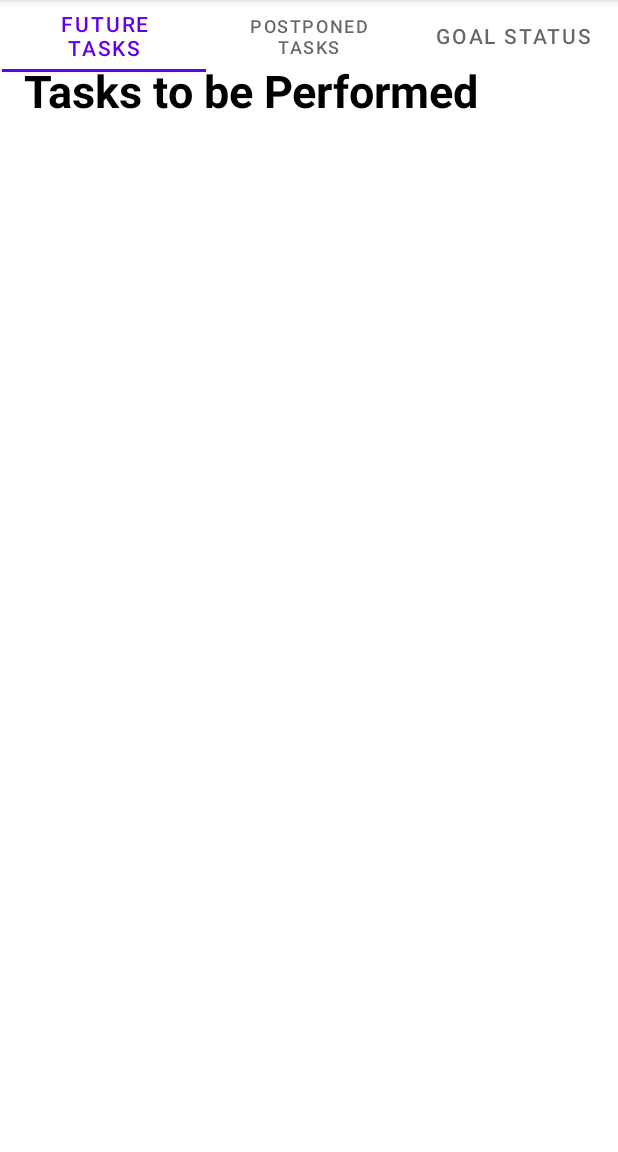
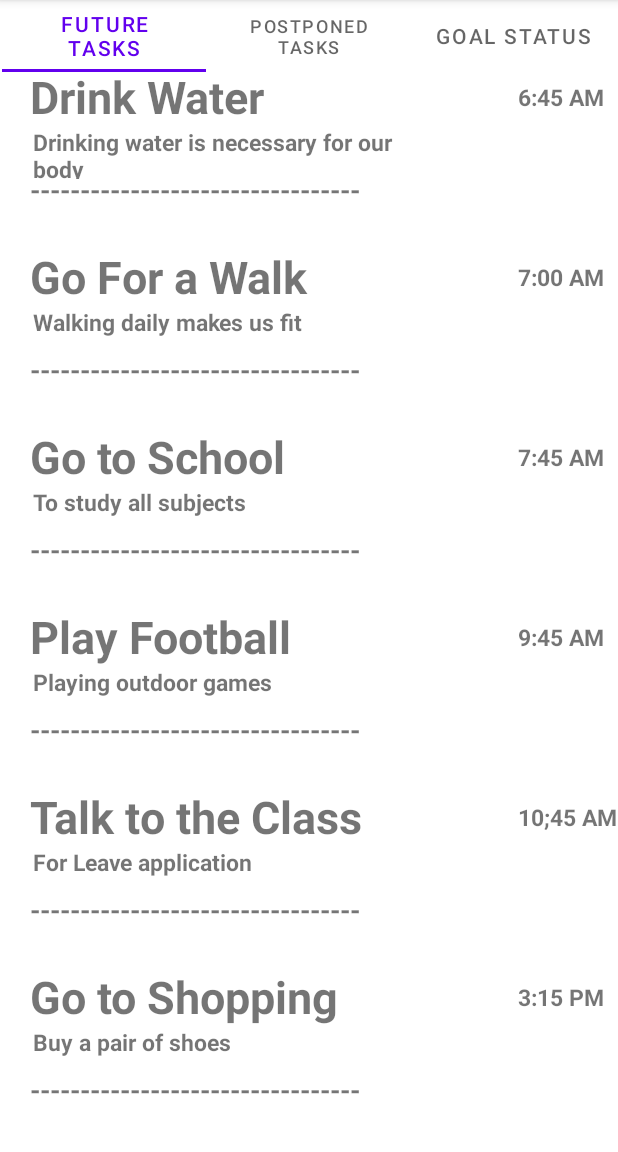
Before and after one commit to Shadaab-005/timetable-manager, an Android app: the HomeScreen screen opened directly, with no data from a screen before it, on a phone screen of 412 x 824 dp, the part 84-1236 px from its top. Run offline under Robolectric (Android 15) with nearby library versions, the phone set to English and light mode, and no system bars.

Commit message:
tablayout1complete

```diff
--- a/app/src/main/java/com/example/timetablemanager/HomeScreen.java
+++ b/app/src/main/java/com/example/timetablemanager/HomeScreen.java
@@ -11,6 +11,7 @@ import com.google.android.material.tabs.TabLayout;
 public class HomeScreen extends AppCompatActivity {
     private TabLayout tabLayout;
     private ViewPager viewPager;
+    private Viewpageradapter adapter;
 
 
     @Override
@@ -20,12 +21,13 @@ public class HomeScreen extends AppCompatActivity {
 
         tabLayout= findViewById(R.id.tablayout);
         viewPager= findViewById(R.id.viewpager);
+        adapter= new Viewpageradapter(getSupportFragmentManager());
+        viewPager.setAdapter(adapter);
 
         tabLayout.setupWithViewPager(viewPager);
-        VPadapter vPadapter = new VPadapter(getSupportFragmentManager(), FragmentPagerAdapter.BEHAVIOR_RESUME_ONLY_CURRENT_FRAGMENT);
-        vPadapter.addFragment(new fragment1(),"Future Tasks");
-        vPadapter.addFragment(new fragment2(),"Postponed Tasks");
-        vPadapter.addFragment(new fragment3(),"Goal Status");
-        viewPager.setAdapter(vPadapter);
+        adapter.AddFragment(new fragment_futuretasks(),"Future Tasks");
+        adapter.AddFragment(new fragment_postponed(),"Postponed Tasks");
+        adapter.AddFragment(new fragment_goalstatus(),"Goal Status");
+        viewPager.setAdapter(adapter);
     }
 }
--- /dev/null
+++ b/app/src/main/java/com/example/timetablemanager/Recyclerviewadapter.java
@@ -0,0 +1,71 @@
+package com.example.timetablemanager;
+
+import android.content.Context;
+import android.view.LayoutInflater;
+import android.view.View;
+import android.view.ViewGroup;
+import android.widget.TextView;
+
+import androidx.annotation.NonNull;
+import androidx.recyclerview.widget.RecyclerView;
+
+import java.util.List;
+
+public class Recyclerviewadapter extends RecyclerView.Adapter<Recyclerviewadapter.MyViewHolder> {
+
+    Context mContext;
+
+    List<futuretasks> mData;
+
+    public Recyclerviewadapter(Context mContext, List<futuretasks> mData) {
+        this.mContext = mContext;
+        this.mData = mData;
+
+    }
+
+
+
+
+
+    @NonNull
+    @Override
+    public MyViewHolder onCreateViewHolder(@NonNull ViewGroup parent, int viewType) {
+
+        View v;
+        v= LayoutInflater.from(mContext).inflate(R.layout.recy_design,parent,false);
+        MyViewHolder vHolder= new MyViewHolder(v);
+
+        return vHolder;
+    }
+
+    @Override
+    public void onBindViewHolder(@NonNull MyViewHolder holder, int position) {
+
+        holder.tv_Tasktobeperf.setText(mData.get(position).getTasktobeper());
+        holder.tv_Time.setText(mData.get(position).getTime());
+        holder.tv_Taskdesc.setText(mData.get(position).getTaskdesc());
+
+
+    }
+
+    @Override
+    public int getItemCount() {
+        return mData.size();
+    }
+
+    public static class MyViewHolder extends RecyclerView.ViewHolder{
+
+        private TextView tv_Tasktobeperf;
+        private TextView tv_Time;
+        private TextView tv_Taskdesc;
+
+        public MyViewHolder(@NonNull View itemView) {
+            super(itemView);
+
+            tv_Tasktobeperf=(TextView) itemView.findViewById(R.id.textview1);
+            tv_Time=(TextView) itemView.findViewById(R.id.textview2);
+            tv_Taskdesc=(TextView) itemView.findViewById(R.id.textview3);
+
+        }
+    }
+}
--- a/app/src/main/java/com/example/timetablemanager/VPadapter.java
+++ b/app/src/main/java/com/example/timetablemanager/Viewpageradapter.java
@@ -7,13 +7,17 @@ import androidx.fragment.app.FragmentManager;
 import androidx.fragment.app.FragmentPagerAdapter;
 
 import java.util.ArrayList;
+import java.util.List;
 
-public class VPadapter extends FragmentPagerAdapter {
+public class Viewpageradapter extends FragmentPagerAdapter {
+
     private final ArrayList<Fragment> fragmentArrayList = new ArrayList<>();
+    private final ArrayList<Fragment> fragmentArrayList1 = new ArrayList<>();
     private final ArrayList<String> fragmentTitle = new ArrayList<>();
+    private final ArrayList<String> fragmentTitle1 = new ArrayList<>();
 
-    public VPadapter(@NonNull FragmentManager fm, int behavior) {
-        super(fm, behavior);
+    public Viewpageradapter(@NonNull FragmentManager fm) {
+        super(fm);
     }
 
     @NonNull
@@ -22,21 +26,26 @@ public class VPadapter extends FragmentPagerAdapter {
         return fragmentArrayList.get(position);
     }
 
+
     @Override
     public int getCount() {
-        return fragmentArrayList.size();
+        return fragmentTitle.size();
     }
 
-    public void addFragment(Fragment fragment, String title){
-        fragmentArrayList.add(fragment);
-        fragmentTitle.add(title);
-    }
+
 
     @Nullable
     @Override
     public CharSequence getPageTitle(int position) {
+        return fragmentTitle.get(position);
+    }
 
-        return fragmentTitle.get(position);
 
-    }
+public void AddFragment (Fragment fragment,String title){
+    fragmentArrayList.add(fragment);
+    fragmentTitle.add(title);
 }
+
+
+
+}
--- a/app/src/main/java/com/example/timetablemanager/fragment1.java
+++ /dev/null
@@ -1,59 +0,0 @@
-package com.example.timetablemanager;
-
-import android.os.Bundle;
-
-import androidx.fragment.app.Fragment;
-import androidx.recyclerview.widget.LinearLayoutManager;
-import androidx.recyclerview.widget.RecyclerView;
-
-import android.view.LayoutInflater;
-import android.view.View;
-import android.view.ViewGroup;
-import android.widget.LinearLayout;
-
-import java.util.ArrayList;
-import java.util.List;
-
-
-public class fragment1 extends Fragment {
-
-
-    RecyclerView recyclerView;
-    LinearLayoutManager layoutManager;
-    List<ModelClass>userList;
-    Adapter adapter;
-
-
-    @Override
-    public View onCreateView(LayoutInflater inflater, ViewGroup container,
-                             Bundle savedInstanceState) {
-
-        initData();
-        initRecyclerview();
-
-
-
-
-        // Inflate the layout for this fragment
-        return inflater.inflate(R.layout.fragment_fragment1, container, false);
-    }
-
-    private void initData() {
-
-        userList= new ArrayList<>();
-        userList.add(new ModelClass(R.drawable.gi,"Going to college"))
-    }
-
-    private void initRecyclerview() {
-
-        recyclerView= recyclerView.findViewById(R.id.recyclerView);
-        layoutManager = new LinearLayoutManager(this);
-        layoutManager.setOrientation(RecyclerView.VERTICAL);
-        recyclerView.setLayoutManager(layoutManager);
-        adapter=new Adapter(userList);
-        recyclerView.setAdapter(adapter);
-        adapter.notifyDataSetChanged();
-
-
-    }
-}
--- a/app/src/main/java/com/example/timetablemanager/fragment2.java
+++ /dev/null
@@ -1,21 +0,0 @@
-package com.example.timetablemanager;
-
-import android.os.Bundle;
-
-import androidx.fragment.app.Fragment;
-
-import android.view.LayoutInflater;
-import android.view.View;
-import android.view.ViewGroup;
-
-
-public class fragment2 extends Fragment {
-
-
-    @Override
-    public View onCreateView(LayoutInflater inflater, ViewGroup container,
-                             Bundle savedInstanceState) {
-        // Inflate the layout for this fragment
-        return inflater.inflate(R.layout.fragment_fragment2, container, false);
-    }
-}
--- a/app/src/main/java/com/example/timetablemanager/fragment3.java
+++ /dev/null
@@ -1,21 +0,0 @@
-package com.example.timetablemanager;
-
-import android.os.Bundle;
-
-import androidx.fragment.app.Fragment;
-
-import android.view.LayoutInflater;
-import android.view.View;
-import android.view.ViewGroup;
-
-
-public class fragment3 extends Fragment {
-
-
-    @Override
-    public View onCreateView(LayoutInflater inflater, ViewGroup container,
-                             Bundle savedInstanceState) {
-        // Inflate the layout for this fragment
-        return inflater.inflate(R.layout.fragment_fragment3, container, false);
-    }
-}
--- /dev/null
+++ b/app/src/main/java/com/example/timetablemanager/fragment_futuretasks.java
@@ -0,0 +1,51 @@
+package com.example.timetablemanager;
+
+import android.os.Bundle;
+import android.view.LayoutInflater;
+import android.view.View;
+import android.view.ViewGroup;
+
+import androidx.annotation.NonNull;
+import androidx.annotation.Nullable;
+import androidx.fragment.app.Fragment;
+import androidx.recyclerview.widget.LinearLayoutManager;
+import androidx.recyclerview.widget.RecyclerView;
+
+import java.util.ArrayList;
+import java.util.List;
+
+public class fragment_futuretasks extends Fragment {
+
+    View v;
+    private RecyclerView myrecyclerview;
+    private List<futuretasks>fragmentArrayList;
+
+    public fragment_futuretasks() {
+    }
+
+    @Nullable
+    @Override
+    public View onCreateView(@NonNull LayoutInflater inflater, @Nullable ViewGroup container, @Nullable Bundle savedInstanceState) {
+        v=inflater.inflate(R.layout.future_fragment,container,false);
+        myrecyclerview=(RecyclerView) v.findViewById(R.id.future_recyclerview);
+        Recyclerviewadapter recyclerAdapter= new Recyclerviewadapter(getContext(),fragmentArrayList);
+        myrecyclerview.setLayoutManager(new LinearLayoutManager(getActivity()));
+        myrecyclerview.setAdapter(recyclerAdapter);
+        return v;
+    }
+
+    @Override
+    public void onCreate(@Nullable Bundle savedInstanceState) {
+        super.onCreate(savedInstanceState);
+
+        fragmentArrayList= new ArrayList<>();
+        fragmentArrayList.add(new futuretasks("Drink Water","6:45 AM","Drinking water is necessary for our body"));
+        fragmentArrayList.add(new futuretasks("Go For a Walk","7:00 AM","Walking daily makes us fit"));
+        fragmentArrayList.add(new futuretasks("Go to School","7:45 AM","To study all subjects"));
+        fragmentArrayList.add(new futuretasks("Play Football","9:45 AM","Playing outdoor games"));
+        fragmentArrayList.add(new futuretasks("Talk to the Class Teacher","10;45 AM","For Leave application"));
+        fragmentArrayList.add(new futuretasks("Go to Shopping","3:15 PM","Buy a pair of shoes"));
+        fragmentArrayList.add(new futuretasks("Come back hostel","9:45 PM","Return to hostel"));
+
+    }
+}
--- /dev/null
+++ b/app/src/main/java/com/example/timetablemanager/fragment_goalstatus.java
@@ -0,0 +1,25 @@
+package com.example.timetablemanager;
+
+import android.os.Bundle;
+import android.view.LayoutInflater;
+import android.view.View;
+import android.view.ViewGroup;
+
+import androidx.annotation.NonNull;
+import androidx.annotation.Nullable;
+import androidx.fragment.app.Fragment;
+
+public class fragment_goalstatus extends Fragment {
+
+    View v;
+
+    public fragment_goalstatus() {
+    }
+
+    @Nullable
+    @Override
+    public View onCreateView(@NonNull LayoutInflater inflater, @Nullable ViewGroup container, @Nullable Bundle savedInstanceState) {
+        v=inflater.inflate(R.layout.goal_fragment,container,false);
+        return v;
+    }
+}
--- /dev/null
+++ b/app/src/main/java/com/example/timetablemanager/fragment_postponed.java
@@ -0,0 +1,36 @@
+package com.example.timetablemanager;
+
+import android.os.Bundle;
+import android.view.LayoutInflater;
+import android.view.View;
+import android.view.ViewGroup;
+
+import androidx.annotation.NonNull;
+import androidx.annotation.Nullable;
+import androidx.fragment.app.Fragment;
+import androidx.recyclerview.widget.LinearLayoutManager;
+import androidx.recyclerview.widget.RecyclerView;
+
+import java.util.ArrayList;
+import java.util.List;
+
+public class fragment_postponed extends Fragment {
+
+    View v;
+
+
+
+    public fragment_postponed() {
+    }
+
+    @Nullable
+    @Override
+    public View onCreateView(@NonNull LayoutInflater inflater, @Nullable ViewGroup container, @Nullable Bundle savedInstanceState) {
+
+        v=inflater.inflate(R.layout.postpone_fragment,container,false);
+
+        return v;
+    }
+
+
+}
--- /dev/null
+++ b/app/src/main/java/com/example/timetablemanager/futuretasks.java
@@ -0,0 +1,40 @@
+package com.example.timetablemanager;
+
+public class futuretasks {
+
+    private String Tasktobeper;
+    private String Time;
+    private String Taskdesc;
+
+
+    public futuretasks(String tasktobeper, String time, String taskdesc) {
+        Tasktobeper = tasktobeper;
+        Time = time;
+        Taskdesc = taskdesc;
+    }
+
+    public String getTasktobeper() {
+        return Tasktobeper;
+    }
+
+    public String getTime() {
+        return Time;
+    }
+
+    public String getTaskdesc() {
+        return Taskdesc;
+    }
+
+
+    public void setTasktobeper(String tasktobeper) {
+        Tasktobeper = tasktobeper;
+    }
+
+    public void setTime(String time) {
+        Time = time;
+    }
+
+    public void setTaskdesc(String taskdesc) {
+        Taskdesc = taskdesc;
+    }
+}
--- a/app/src/main/res/layout/fragment_fragment1.xml
+++ /dev/null
@@ -1,33 +0,0 @@
-<?xml version="1.0" encoding="utf-8"?>
-<FrameLayout xmlns:android="http://schemas.android.com/apk/res/android"
-    xmlns:tools="http://schemas.android.com/tools"
-    android:layout_width="match_parent"
-    android:layout_height="match_parent"
-    tools:context=".fragment1">
-
-    <!-- TODO: Update blank fragment layout -->
-
-
-    <TextView
-        android:id="@+id/tasksText1"
-        android:layout_width="wrap_content"
-        android:layout_height="wrap_content"
-        android:text="Tasks to be Performed"
-        android:layout_marginStart="16dp"
-        android:layout_marginTop="16dp"
-        android:layout_marginBottom="16dp"
-
-        android:textColor="@color/black"
-        android:textSize="30dp"
-        android:textStyle="bold" />
-
-    <androidx.recyclerview.widget.RecyclerView
-        android:id="@+id/recyclerView"
-        android:layout_width="match_parent"
-        android:layout_height="match_parent"
-        android:layout_below="@+id/tasksText1"
-
-        />
-
-
-</FrameLayout>
--- /dev/null
+++ b/app/src/main/res/layout/future_fragment.xml
@@ -0,0 +1,12 @@
+<?xml version="1.0" encoding="utf-8"?>
+<LinearLayout xmlns:android="http://schemas.android.com/apk/res/android"
+    android:layout_width="match_parent"
+    android:layout_height="match_parent">
+
+    <androidx.recyclerview.widget.RecyclerView
+        android:layout_width="match_parent"
+        android:layout_height="match_parent"
+        android:id="@+id/future_recyclerview"
+        />
+
+</LinearLayout>
--- /dev/null
+++ b/app/src/main/res/layout/goal_fragment.xml
@@ -0,0 +1,6 @@
+<?xml version="1.0" encoding="utf-8"?>
+<LinearLayout xmlns:android="http://schemas.android.com/apk/res/android"
+    android:layout_width="match_parent"
+    android:layout_height="match_parent">
+
+</LinearLayout>
--- a/app/src/main/res/layout/recy_design.xml
+++ b/app/src/main/res/layout/recy_design.xml
@@ -9,11 +9,11 @@
 
         <TextView
             android:id="@+id/textview1"
-            android:layout_width="200dp"
+            android:layout_width="300dp"
             android:layout_height="40dp"
             android:layout_marginLeft="20dp"
             android:layout_marginTop="20dp"
-            android:text="Go to College"
+            android:text="Task to be performed"
             android:textSize="30dp"
             android:textStyle="bold">
 
@@ -22,25 +22,24 @@
         <TextView
             android:id="@+id/textview2"
             android:layout_width="80dp"
-            android:layout_height="30dp"
-            android:text="11:20 am"
+            android:layout_height="40dp"
+            android:layout_marginLeft="25dp"
+            android:layout_marginTop="30dp"
+            android:layout_toRightOf="@+id/textview1"
+            android:text="Time"
             android:textSize="15dp"
-            android:textStyle="bold"
-            android:layout_marginTop="20dp"
-            android:layout_marginLeft="75dp"
-            android:layout_toRightOf="@+id/textview1"
-            >
+            android:textStyle="bold">
 
         </TextView>
 
         <TextView
             android:id="@+id/textview3"
-            android:layout_width="200dp"
-            android:layout_height="30dp"
+            android:layout_width="260dp"
+            android:layout_height="35dp"
             android:layout_below="@+id/textview1"
-            android:layout_marginLeft="20dp"
-            android:text="To study Physics"
-            android:textSize="18dp"
+            android:layout_marginLeft="22dp"
+            android:text="Task Description"
+            android:textSize="15dp"
             android:textStyle="bold">
 
         </TextView>
```
Also changed, not shown: app/src/main/java/com/example/timetablemanager/Adapter.java (deleted, +0 -73 lines), app/src/main/java/com/example/timetablemanager/ModelClass.java (deleted, +0 -28 lines), app/src/main/res/layout/activity_main.xml (+5 -3 lines), app/src/main/res/layout/fragment_fragment2.xml (deleted, +0 -18 lines), app/src/main/res/layout/fragment_fragment3.xml (deleted, +0 -18 lines), app/src/main/res/layout/postpone_fragment.xml (added, +12 -0 lines).
